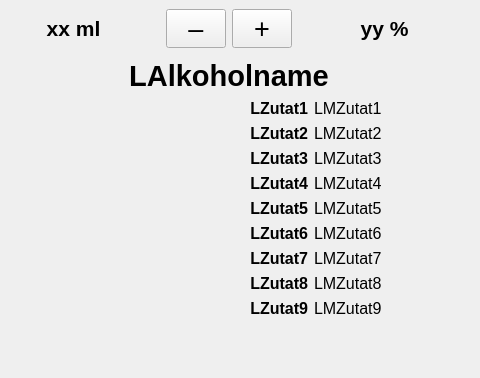
Old version of the form src/ui_elements/cocktail_selection.ui in the repository AndreWohnsland/CocktailBerry; both pictures show x 328 to 808 and y 0 to 378 of the 808 by 480 pixel window.
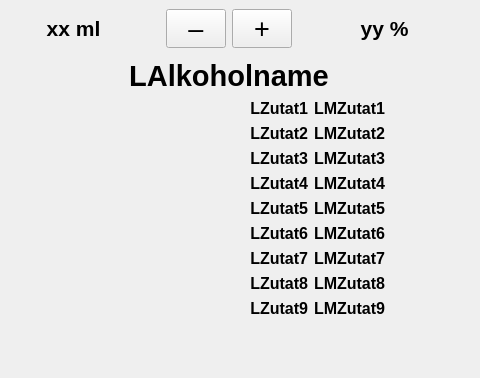
New version of the form.

Patch:
```diff
--- a/src/ui_elements/cocktail_selection.ui
+++ b/src/ui_elements/cocktail_selection.ui
@@ -121,8 +121,7 @@
          <property name="font">
           <font>
            <pointsize>12</pointsize>
-           <weight>50</weight>
-           <bold>false</bold>
+           <bold>true</bold>
           </font>
          </property>
          <property name="text">
@@ -173,8 +172,7 @@
          <property name="font">
           <font>
            <pointsize>12</pointsize>
-           <weight>50</weight>
-           <bold>false</bold>
+           <bold>true</bold>
           </font>
          </property>
          <property name="text">
@@ -196,8 +194,7 @@
          <property name="font">
           <font>
            <pointsize>12</pointsize>
-           <weight>50</weight>
-           <bold>false</bold>
+           <bold>true</bold>
           </font>
          </property>
          <property name="text">
@@ -219,8 +216,7 @@
          <property name="font">
           <font>
            <pointsize>12</pointsize>
-           <weight>50</weight>
-           <bold>false</bold>
+           <bold>true</bold>
           </font>
          </property>
          <property name="text">
@@ -358,8 +354,7 @@
          <property name="font">
           <font>
            <pointsize>12</pointsize>
-           <weight>50</weight>
-           <bold>false</bold>
+           <bold>true</bold>
           </font>
          </property>
          <property name="text">
@@ -381,8 +376,7 @@
          <property name="font">
           <font>
            <pointsize>12</pointsize>
-           <weight>50</weight>
-           <bold>false</bold>
+           <bold>true</bold>
           </font>
          </property>
          <property name="text">
@@ -404,8 +398,7 @@
          <property name="font">
           <font>
            <pointsize>12</pointsize>
-           <weight>50</weight>
-           <bold>false</bold>
+           <bold>true</bold>
           </font>
          </property>
          <property name="text">
@@ -427,8 +420,8 @@
          <property name="font">
           <font>
            <pointsize>12</pointsize>
-           <weight>50</weight>
-           <bold>false</bold>
+           <bold>true</bold>
+           <kerning>false</kerning>
           </font>
          </property>
          <property name="text">
@@ -647,8 +640,7 @@
          <property name="font">
           <font>
            <pointsize>12</pointsize>
-           <weight>50</weight>
-           <bold>false</bold>
+           <bold>true</bold>
           </font>
          </property>
          <property name="text">
```
Left out of the diff: 35 changed lines with no effect on the pictures.
